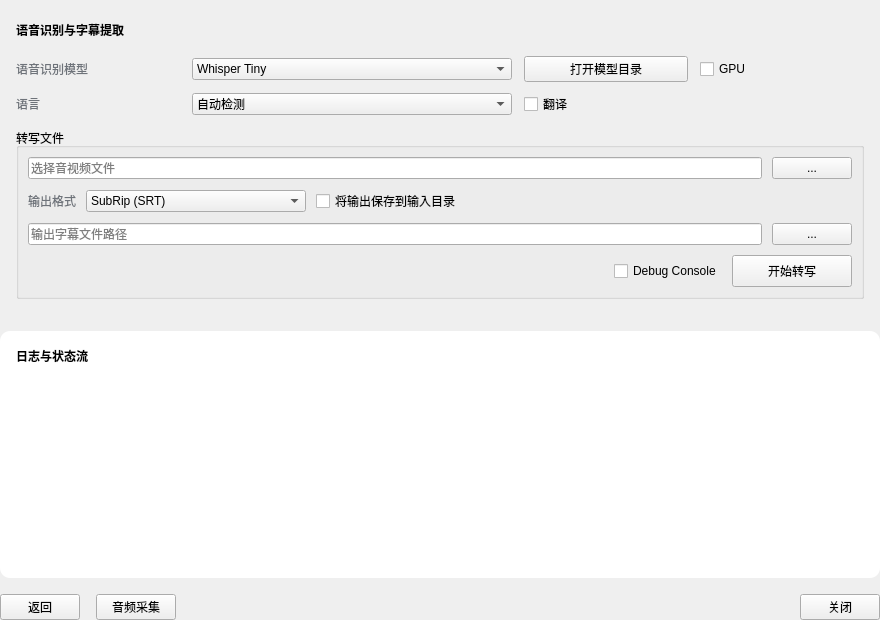
The window that src/Modules/Whisper/subtitleextraction.ui (Harland-Liwalit/qSrtTool) describes before a commit, drawn with Qt 5.
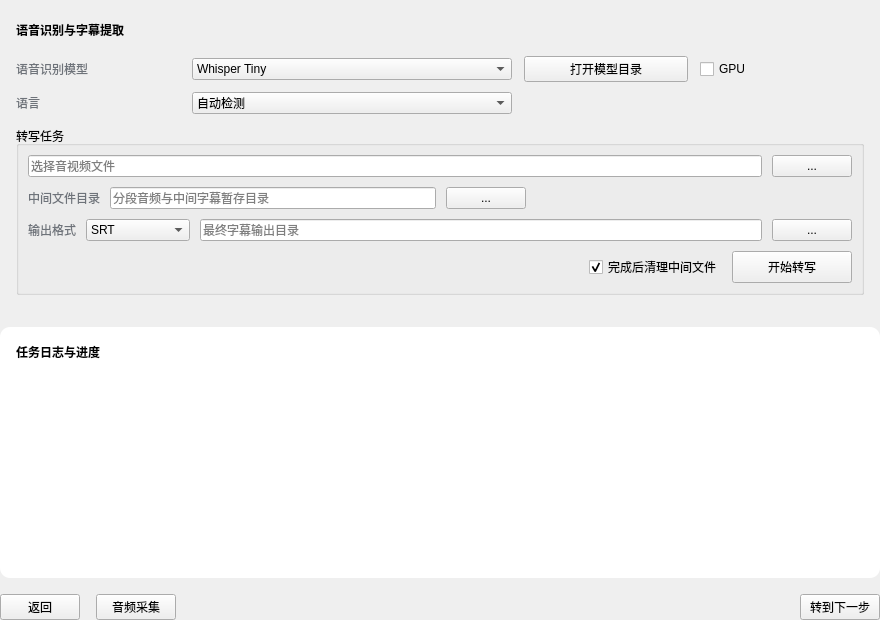
The same window after the commit. Icons and pictures are not drawn.

Diff of the .ui file:
```diff
--- a/src/Modules/Whisper/subtitleextraction.ui
+++ b/src/Modules/Whisper/subtitleextraction.ui
@@ -231,19 +231,12 @@
           </item>
          </widget>
         </item>
-        <item row="1" column="2">
-         <widget class="QCheckBox" name="translateCheckBox">
-          <property name="text">
-           <string>翻译</string>
-          </property>
-         </widget>
-        </item>
        </layout>
       </item>
       <item>
        <widget class="QGroupBox" name="transcribeGroupBox">
         <property name="title">
-         <string>转写文件</string>
+           <string>转写任务</string>
         </property>
         <layout class="QVBoxLayout" name="transcribeLayout">
          <property name="spacing">
@@ -275,49 +268,27 @@
               <string notr="true">color: #6E737A;</string>
              </property>
              <property name="text">
-              <string>输出格式</string>
+              <string>中间文件目录</string>
              </property>
             </widget>
            </item>
            <item>
-            <widget class="QComboBox" name="outputFormatComboBox">
+            <widget class="QLineEdit" name="tempDirLineEdit">
              <property name="minimumSize">
               <size>
                <width>220</width>
                <height>0</height>
               </size>
              </property>
-             <item>
-              <property name="text">
-               <string>SubRip (SRT)</string>
-              </property>
-             </item>
-             <item>
-              <property name="text">
-               <string>WebVTT (VTT)</string>
-              </property>
-             </item>
-             <item>
-              <property name="text">
-               <string>ASS (高级字幕)</string>
-              </property>
-             </item>
-             <item>
-              <property name="text">
-               <string>纯文本 (TXT)</string>
-              </property>
-             </item>
-             <item>
-              <property name="text">
-               <string>JSON (含时间轴)</string>
-              </property>
-             </item>
+             <property name="placeholderText">
+              <string>分段音频与中间字幕暂存目录</string>
+             </property>
             </widget>
            </item>
            <item>
-            <widget class="QCheckBox" name="outputToInputCheckBox">
+            <widget class="QPushButton" name="tempDirBrowseButton">
              <property name="text">
-              <string>将输出保存到输入目录</string>
+              <string>...</string>
              </property>
             </widget>
            </item>
@@ -338,10 +309,47 @@
          </item>
          <item>
           <layout class="QHBoxLayout" name="outputRowLayout">
+             <item>
+              <widget class="QLabel" name="outputFormatLabel">
+               <property name="styleSheet">
+                <string notr="true">color: #6E737A;</string>
+               </property>
+               <property name="text">
+                <string>输出格式</string>
+               </property>
+              </widget>
+             </item>
+             <item>
+              <widget class="QComboBox" name="outputFormatComboBox">
+               <item>
+                <property name="text">
+                 <string>TXT</string>
+                </property>
+               </item>
+               <item>
+                <property name="text">
+                 <string>TXT（带时间）</string>
+                </property>
+               </item>
+               <item>
+                <property name="text">
+                 <string>SRT</string>
+                </property>
+               </item>
+               <item>
+                <property name="text">
+                 <string>WebVTT</string>
+                </property>
+               </item>
+               <property name="currentIndex">
+                <number>2</number>
+               </property>
+              </widget>
+             </item>
            <item>
             <widget class="QLineEdit" name="outputLineEdit">
              <property name="placeholderText">
-              <string>输出字幕文件路径</string>
+              <string>最终字幕输出目录</string>
              </property>
             </widget>
            </item>
@@ -372,7 +380,10 @@
            <item>
             <widget class="QCheckBox" name="debugConsoleCheckBox">
              <property name="text">
-              <string>Debug Console</string>
+              <string>完成后清理中间文件</string>
+             </property>
+             <property name="checked">
+              <bool>true</bool>
              </property>
             </widget>
            </item>
@@ -424,7 +435,7 @@
             <string notr="true">font: 11pt &quot;Microsoft YaHei&quot;; font-weight: 600;</string>
           </property>
           <property name="text">
-            <string>日志与状态流</string>
+         <string>任务日志与进度</string>
           </property>
          </widget>
         </item>
@@ -476,7 +487,7 @@
      <item>
       <widget class="QPushButton" name="closeButton">
        <property name="text">
-        <string>关闭</string>
+        <string>转到下一步</string>
        </property>
       </widget>
      </item>
```
Left out of the diff: 16 changed lines with no effect on the pictures. Lines whose indentation alone changed are shown as unchanged.
